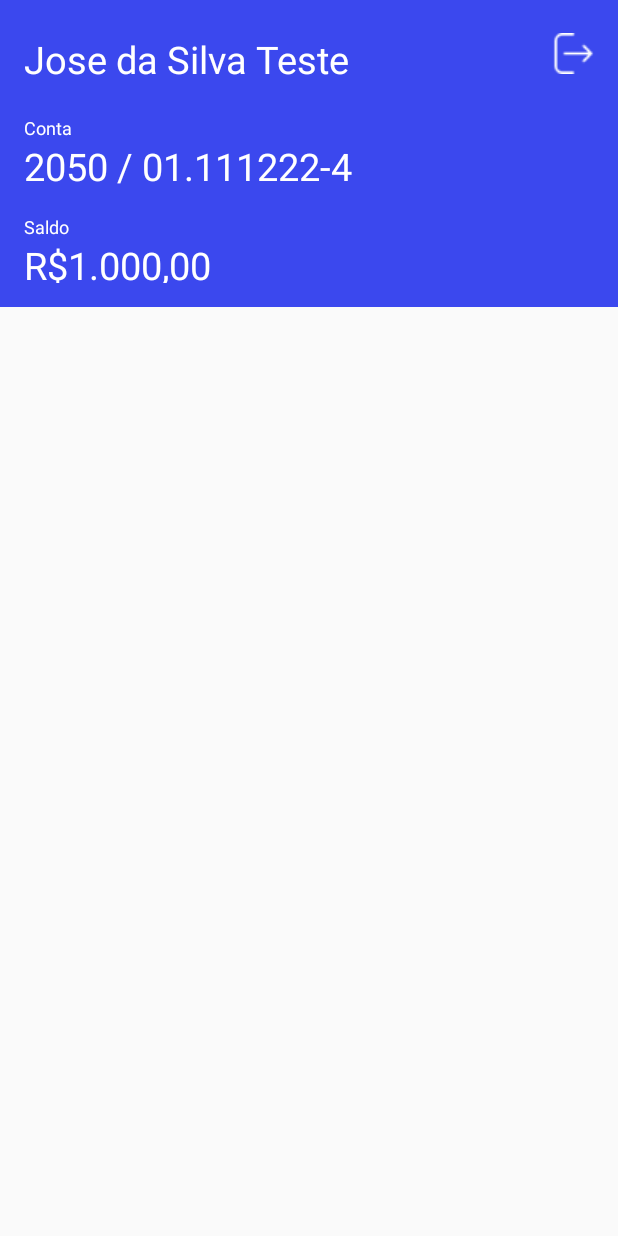
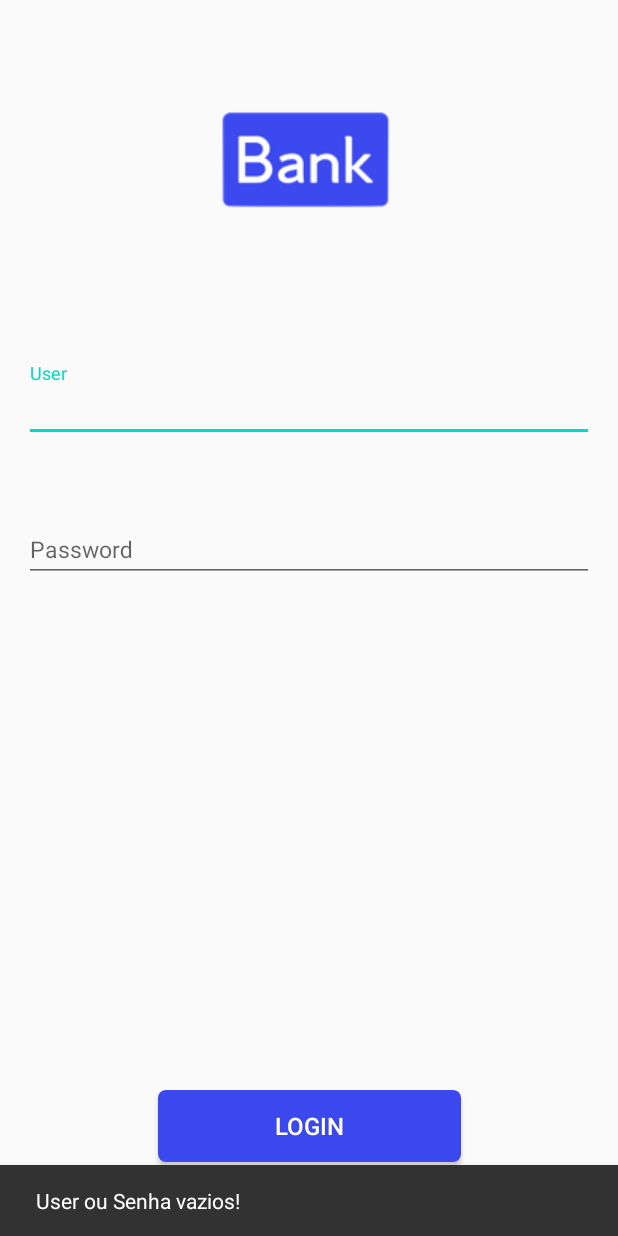
Before and after one commit to coutinhonobre/Bank, an Android app: the screen it shows after launch (ExtratoActivity before the commit, LoginActivity after it), after a tap on "LOGIN", on a phone screen of 412 x 824 dp. Run offline under Robolectric (Android 15) with nearby library versions, the phone set to English and light mode, and no system bars.

Commit message:
Validacao offiline em tela de login

```diff
--- /dev/null
+++ b/app/src/main/java/com/github/coutinhonobre/bank/apinetwork/login/User.kt
@@ -0,0 +1,6 @@
+package com.github.coutinhonobre.bank.apinetwork.login
+
+data class User(
+    val user: String?,
+    val password: String?
+)
--- a/app/src/main/java/com/github/coutinhonobre/bank/data/model/User.kt
+++ b/app/src/main/java/com/github/coutinhonobre/bank/data/model/User.kt
@@ -25,7 +25,7 @@ class User {
                 validacaoPassword()
             } else false
         }
-
+        this.error = "User ou Senha vazios!"
         return false
 
     }
@@ -36,7 +36,6 @@ class User {
                 password.contains(Regex("[^a-zA-Z0-9 ]"))
 
         if (!valido) this.error = "Senha Invalida"
-        println(this.error)
         return valido
     }
 
--- a/app/src/main/java/com/github/coutinhonobre/bank/presentation/login/LoginActivity.kt
+++ b/app/src/main/java/com/github/coutinhonobre/bank/presentation/login/LoginActivity.kt
@@ -1,13 +1,18 @@
 package com.github.coutinhonobre.bank.presentation.login
 
 import android.content.Intent
+import android.os.Bundle
+import android.view.View
 import androidx.appcompat.app.AppCompatActivity
-import android.os.Bundle
 import com.github.coutinhonobre.bank.R
 import com.github.coutinhonobre.bank.presentation.extrato.ExtratoActivity
+import com.google.android.material.snackbar.Snackbar
 import kotlinx.android.synthetic.main.activity_main.*
 
+
 class LoginActivity : AppCompatActivity() {
+
+    private lateinit var loginViewModel: LoginViewModel
 
     override fun onCreate(savedInstanceState: Bundle?) {
         super.onCreate(savedInstanceState)
@@ -15,7 +20,16 @@ class LoginActivity : AppCompatActivity() {
 
 
         button.setOnClickListener {
-            startActivity(Intent(this, ExtratoActivity::class.java))
+            var user = com.github.coutinhonobre.bank.data.model.User()
+            user.user = textInputEditUser.text.toString()
+            user.password = textInputEditPassword.text.toString()
+            if (user.isValido()){
+                startActivity(Intent(this, ExtratoActivity::class.java))
+            }else{
+                val contextView: View = findViewById(R.id.constraintLayoutLogin)
+                Snackbar.make(contextView, user.error, Snackbar.LENGTH_SHORT)
+                    .show();
+            }
         }
 
     }
--- a/app/src/main/res/layout/activity_main.xml
+++ b/app/src/main/res/layout/activity_main.xml
@@ -1,5 +1,6 @@
 <?xml version="1.0" encoding="utf-8"?>
 <androidx.constraintlayout.widget.ConstraintLayout xmlns:android="http://schemas.android.com/apk/res/android"
+    android:id="@+id/constraintLayoutLogin"
     xmlns:app="http://schemas.android.com/apk/res-auto"
     xmlns:tools="http://schemas.android.com/tools"
     android:layout_width="match_parent"
@@ -9,8 +10,8 @@
 
     <ImageView
         android:id="@+id/imageView"
-        android:layout_width="125dp"
-        android:layout_height="70dp"
+        android:layout_width="wrap_content"
+        android:layout_height="wrap_content"
         android:layout_marginTop="56dp"
         android:contentDescription="@string/app_name"
         android:src="@drawable/logo"
@@ -61,7 +62,7 @@
     <Button
         android:id="@+id/button"
         android:layout_width="202dp"
-        android:layout_height="62dp"
+        android:layout_height="wrap_content"
         android:layout_marginBottom="33dp"
         android:background="@drawable/shape_rounded_corners_button"
         android:text="@string/login"
```
Also changed, not shown: app/src/main/java/com/github/coutinhonobre/bank/apinetwork/network.kt (+32 -0 lines), app/src/main/java/com/github/coutinhonobre/bank/presentation/login/LoginViewModel.kt (added, +12 -0 lines).
